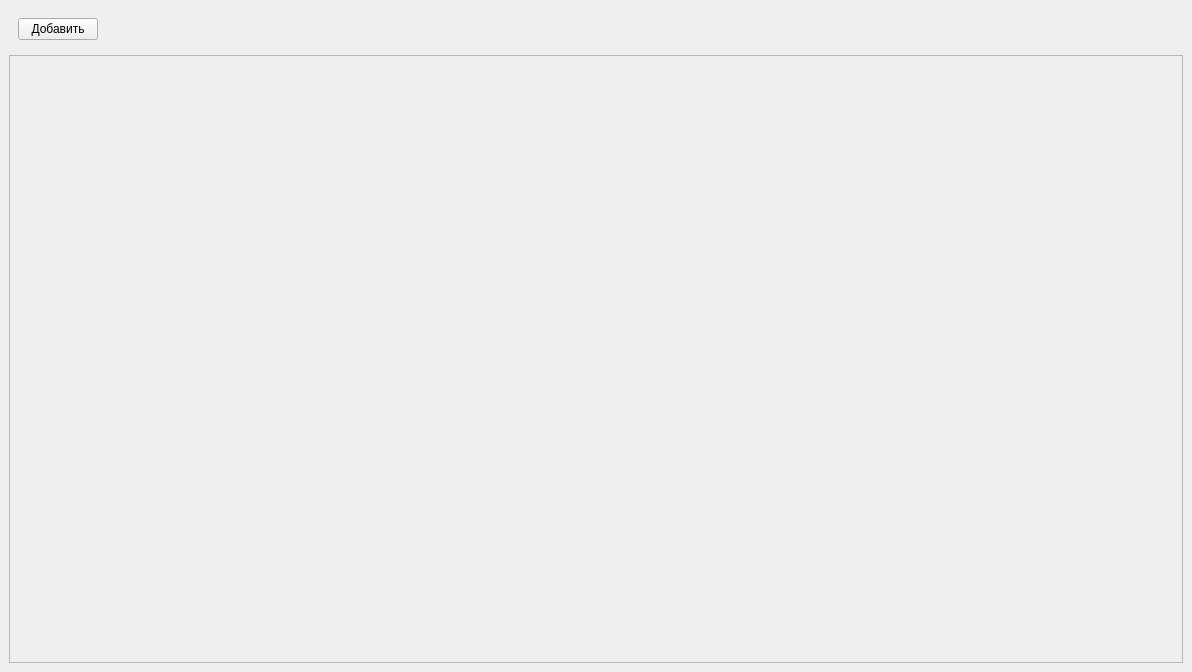
Old version of the form widget.ui in the repository Gosha1122/orientir.
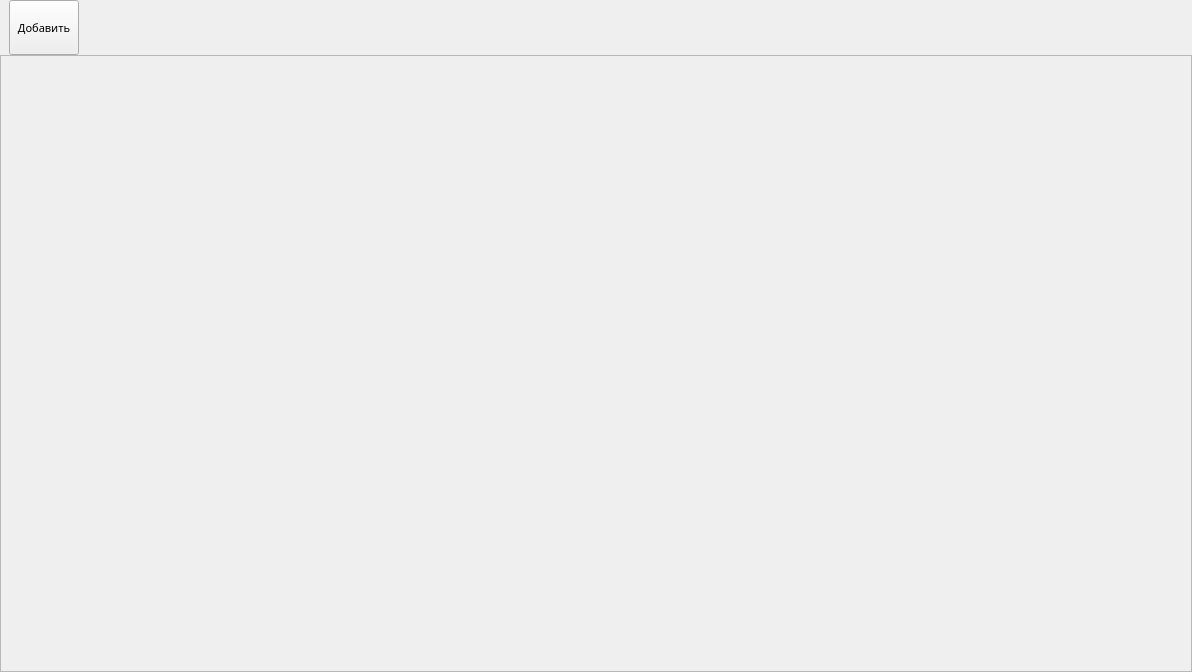
New version of the form. Custom widgets are drawn as their Qt base class.

Diff of the .ui file:
```diff
--- a/widget.ui
+++ b/widget.ui
@@ -814,14 +814,65 @@
      </widget>
      <widget class="QWidget" name="mapsListPage">
       <layout class="QVBoxLayout" name="verticalLayout_4">
+       <property name="spacing">
+        <number>0</number>
+       </property>
+       <property name="leftMargin">
+        <number>0</number>
+       </property>
+       <property name="topMargin">
+        <number>0</number>
+       </property>
+       <property name="rightMargin">
+        <number>0</number>
+       </property>
+       <property name="bottomMargin">
+        <number>0</number>
+       </property>
        <item>
         <widget class="QWidget" name="widget" native="true">
          <layout class="QHBoxLayout" name="horizontalLayout">
+          <property name="topMargin">
+           <number>0</number>
+          </property>
+          <property name="rightMargin">
+           <number>9</number>
+          </property>
+          <property name="bottomMargin">
+           <number>0</number>
+          </property>
           <item>
-           <widget class="QPushButton" name="addMapButton">
+           <widget class="QToolButton" name="addNewMapButton">
+            <property name="sizePolicy">
+             <sizepolicy hsizetype="Fixed" vsizetype="Fixed">
+              <horstretch>0</horstretch>
+              <verstretch>0</verstretch>
+             </sizepolicy>
+            </property>
+            <property name="minimumSize">
+             <size>
+              <width>70</width>
+              <height>55</height>
+             </size>
+            </property>
+            <property name="font">
+             <font>
+              <family>Comfortaa Medium</family>
+              <pointsize>8</pointsize>
+             </font>
+            </property>
             <property name="text">
              <string>Добавить</string>
             </property>
+            <property name="iconSize">
+             <size>
+              <width>25</width>
+              <height>25</height>
+             </size>
+            </property>
+            <property name="toolButtonStyle">
+             <enum>Qt::ToolButtonStyle::ToolButtonTextUnderIcon</enum>
+            </property>
            </widget>
           </item>
           <item>
@@ -850,8 +901,8 @@
            <rect>
             <x>0</x>
             <y>0</y>
-            <width>1172</width>
-            <height>604</height>
+            <width>1190</width>
+            <height>615</height>
            </rect>
           </property>
          </widget>
```
Left out of the diff: 2 changed lines with no effect on the pictures.
